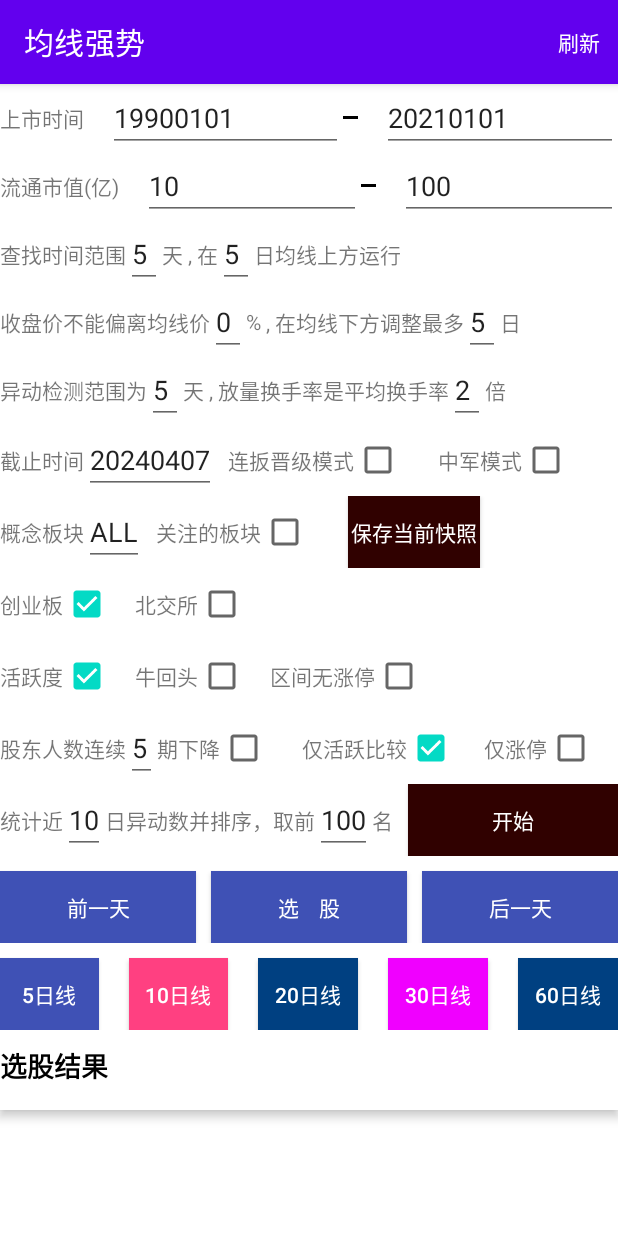
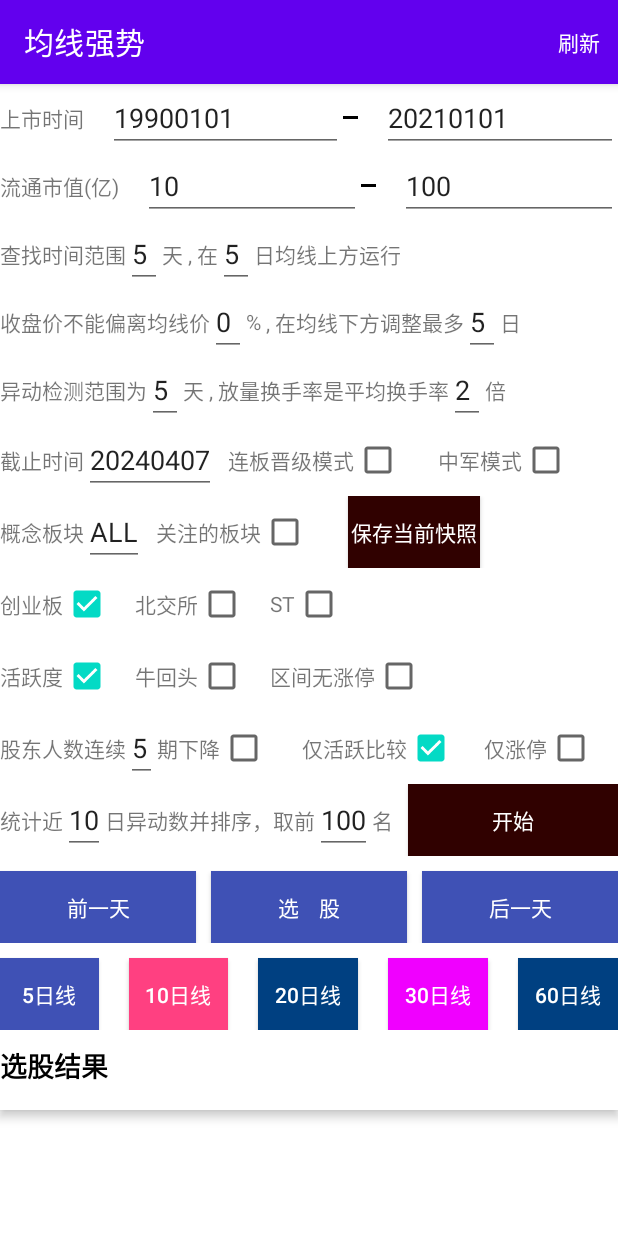
Before and after one commit to liaobushi520/StockMan, an Android app: the Strategy4Activity screen opened directly, with no data from a screen before it, on a phone screen of 412 x 824 dp. Run offline under Robolectric (Android 15) with nearby library versions, the phone set to English and light mode, and no system bars; our stand-ins replace Room's generated code.

Commit message:
【优化均线强势】

```diff
--- a/app/src/main/java/com/liaobusi/stockman/Injector.kt
+++ b/app/src/main/java/com/liaobusi/stockman/Injector.kt
@@ -115,4 +115,7 @@ object Injector {
     val bkZTCountMap = mutableMapOf<String, Int>()
 
 
+    val stockLianBanCountMap = mutableMapOf<String, Int>()
+
+
 }
--- a/app/src/main/res/layout/activity_strategy4.xml
+++ b/app/src/main/res/layout/activity_strategy4.xml
@@ -271,7 +271,7 @@
                 android:layout_width="wrap_content"
                 android:layout_height="wrap_content"
                 android:layout_marginStart="8dp"
-                android:text="连扳晋级模式" />
+                android:text="连板晋级模式" />
 
             <androidx.appcompat.widget.AppCompatCheckBox
                 android:id="@+id/ztPromotionCb"
@@ -305,8 +305,8 @@
             <EditText
                 android:id="@+id/conceptAndBKTv"
                 android:text="ALL"
-                android:maxWidth="200dp"
                 android:maxLines="1"
+                android:maxWidth="100dp"
                 android:layout_width="wrap_content"
                 android:layout_height="wrap_content"/>
 
@@ -357,6 +357,17 @@
 
                 <androidx.appcompat.widget.AppCompatCheckBox
                     android:id="@+id/bjsCb"
+                    android:checked="false"
+                    android:layout_width="wrap_content"
+                    android:layout_height="wrap_content"/>
+
+                <TextView
+                    android:layout_width="wrap_content"
+                    android:layout_height="wrap_content"
+                    android:text="ST" />
+
+                <androidx.appcompat.widget.AppCompatCheckBox
+                    android:id="@+id/stCb"
                     android:checked="false"
                     android:layout_width="wrap_content"
                     android:layout_height="wrap_content"/>
```
Also changed, not shown: app/src/main/java/com/liaobusi/stockman/BKStrategyActivity.kt (+40 -3 lines), app/src/main/java/com/liaobusi/stockman/Strategy4Activity.kt (+18 -10 lines), app/src/main/java/com/liaobusi/stockman/db/dao.kt (+7 -9 lines), app/src/main/java/com/liaobusi/stockman/repo/StockRepo.kt (+48 -9 lines), app/src/main/res/layout/activity_bkstrategy.xml (+11 -0 lines).
